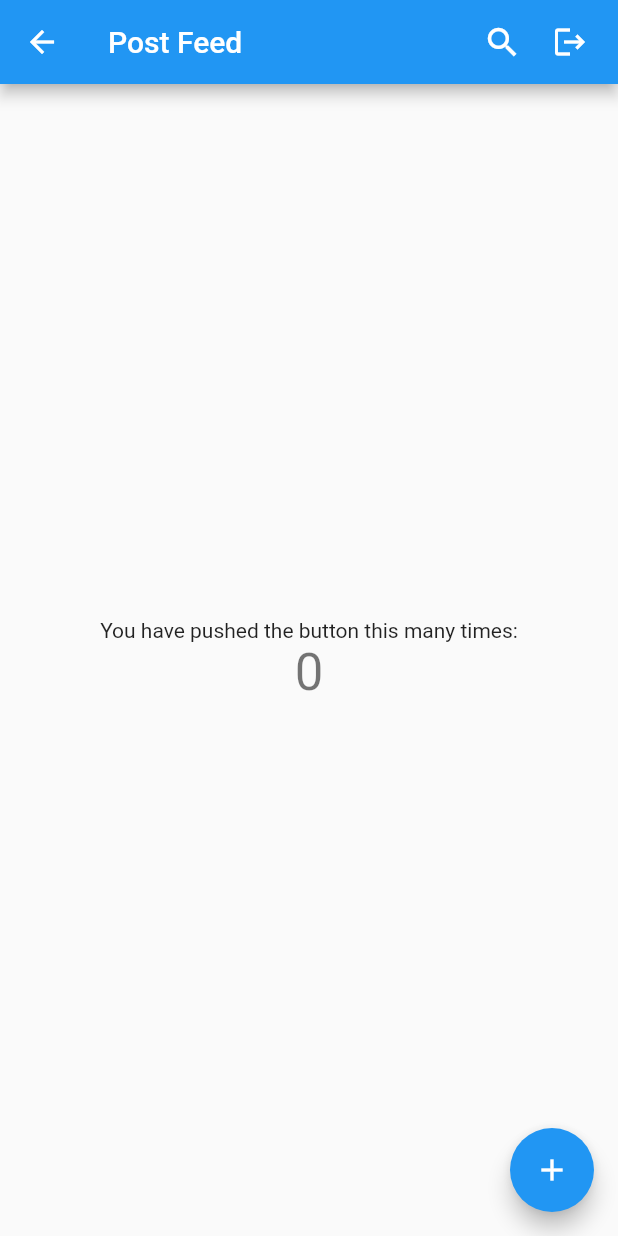
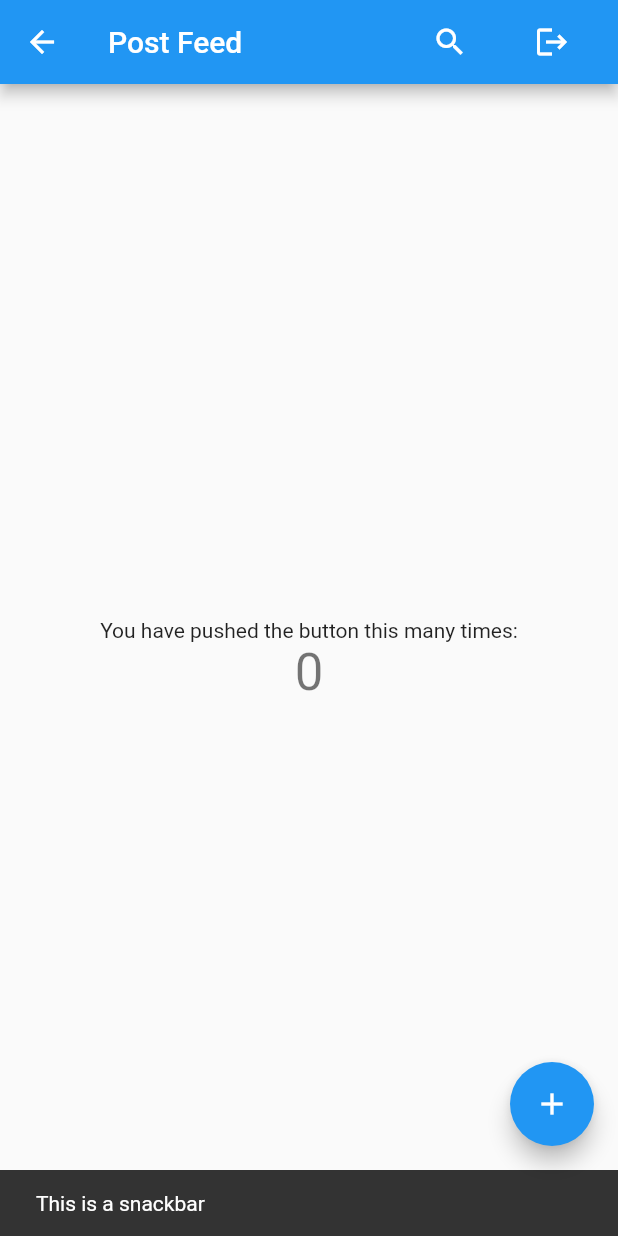
Before and after one commit to Thomas141100/nlpf, a Flutter app: the HomePage screen opened directly, after a tap on the "search" icon, on a phone screen of 412 x 824 dp. Run offline on Flutter 3.47's test engine with Material 2 defaults, Android fonts, the phone set to English and light mode, and no system bars.

Commit message:
change button

```diff
--- a/frontend/lib/homepage.dart
+++ b/frontend/lib/homepage.dart
@@ -46,18 +46,21 @@ class _HomePageState extends State<HomePage> {
         title: Text(widget.title),
         actions: <Widget>[
           Padding(
-              padding: const EdgeInsets.only(right: 20.0),
-              child: GestureDetector(
-                onTap: () {},
-                child: const Icon(
-                  Icons.search,
-                  size: 26.0,
-                ),
-              )),
+            padding: const EdgeInsets.only(right: 20.0),
+            child: IconButton(
+              icon: const Icon(Icons.search),
+              tooltip: 'Show Snackbar',
+              onPressed: () {
+                ScaffoldMessenger.of(context).showSnackBar(
+                    const SnackBar(content: Text('This is a snackbar')));
+              },
+            ),
+          ),
           Padding(
               padding: const EdgeInsets.only(right: 20.0),
-              child: GestureDetector(
-                onTap: () {
+              child: IconButton(
+                icon: const Icon(Icons.logout),
+                onPressed: () {
                   Navigator.pushReplacement<void, void>(
                     context,
                     MaterialPageRoute<void>(
@@ -66,7 +69,6 @@ class _HomePageState extends State<HomePage> {
                     ),
                   );
                 },
-                child: const Icon(Icons.logout),
               )),
         ],
       ),
```
